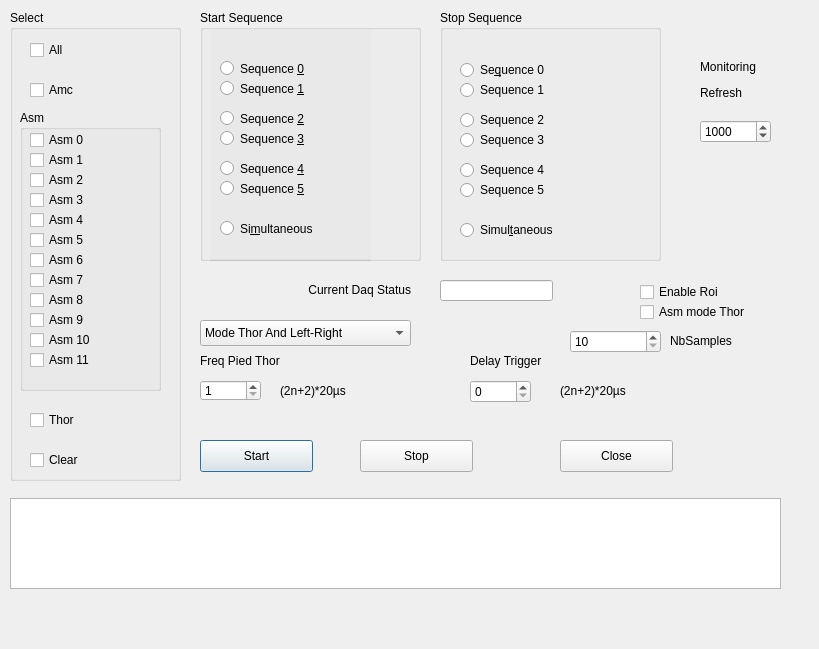
First picture: the form in qt/dial_alldaq.ui, repository DPGA/Dcs, before the edit.
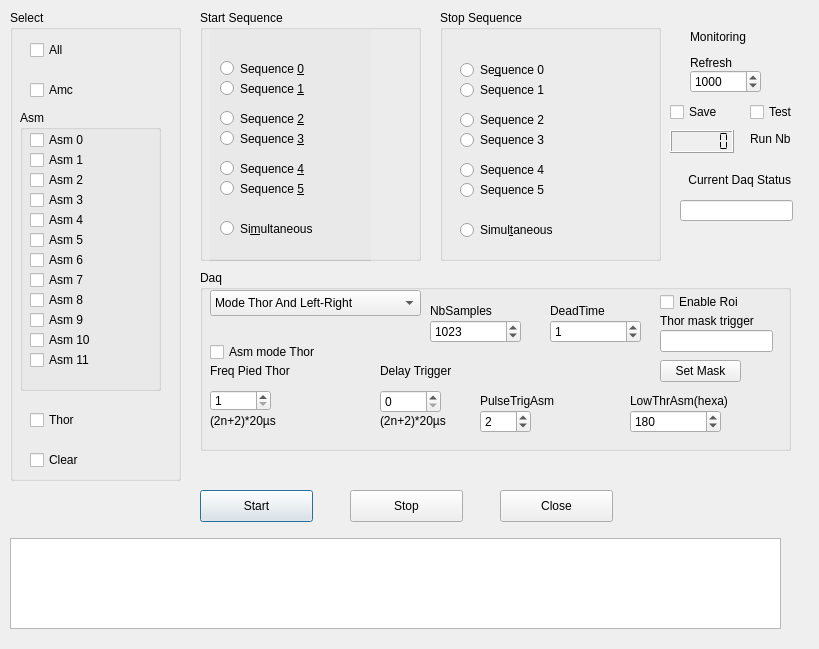
Second picture: the form after the edit.

Patch:
```diff
--- a/qt/dial_alldaq.ui
+++ b/qt/dial_alldaq.ui
@@ -56,7 +56,7 @@
    <property name="geometry">
     <rect>
      <x>200</x>
-     <y>440</y>
+     <y>490</y>
      <width>113</width>
      <height>32</height>
     </rect>
@@ -68,8 +68,8 @@
   <widget class="QPushButton" name="pushButton_Close">
    <property name="geometry">
     <rect>
-     <x>560</x>
-     <y>440</y>
+     <x>500</x>
+     <y>490</y>
      <width>113</width>
      <height>32</height>
     </rect>
@@ -82,7 +82,7 @@
    <property name="geometry">
     <rect>
      <x>10</x>
-     <y>498</y>
+     <y>538</y>
      <width>771</width>
      <height>91</height>
     </rect>
@@ -377,8 +377,8 @@
   <widget class="QPushButton" name="pushButton_Stop">
    <property name="geometry">
     <rect>
-     <x>360</x>
-     <y>440</y>
+     <x>350</x>
+     <y>490</y>
      <width>113</width>
      <height>32</height>
     </rect>
@@ -540,8 +540,8 @@
   <widget class="QLineEdit" name="lineEdit_stat">
    <property name="geometry">
     <rect>
-     <x>440</x>
-     <y>280</y>
+     <x>680</x>
+     <y>200</y>
      <width>113</width>
      <height>21</height>
     </rect>
@@ -550,9 +550,9 @@
   <widget class="QLabel" name="label">
    <property name="geometry">
     <rect>
-     <x>200</x>
-     <y>280</y>
-     <width>211</width>
+     <x>670</x>
+     <y>170</y>
+     <width>121</width>
      <height>20</height>
     </rect>
    </property>
@@ -563,37 +563,113 @@
     <set>Qt::AlignRight|Qt::AlignTrailing|Qt::AlignVCenter</set>
    </property>
   </widget>
-  <widget class="QSpinBox" name="delayTrigthor">
+  <widget class="QSpinBox" name="MonitoringValue">
    <property name="geometry">
     <rect>
-     <x>470</x>
-     <y>380</y>
-     <width>61</width>
+     <x>690</x>
+     <y>70</y>
+     <width>71</width>
      <height>23</height>
     </rect>
    </property>
+   <property name="maximum">
+    <number>1000000</number>
+   </property>
+   <property name="value">
+    <number>1000</number>
+   </property>
   </widget>
-  <widget class="QLabel" name="Label_delay_trig">
-   <property name="enabled">
-    <bool>true</bool>
+  <widget class="QLabel" name="label_3">
+   <property name="geometry">
+    <rect>
+     <x>690</x>
+     <y>20</y>
+     <width>91</width>
+     <height>61</height>
+    </rect>
    </property>
+   <property name="text">
+    <string>&lt;html&gt;&lt;head/&gt;&lt;body&gt;&lt;p&gt;Monitoring&lt;/p&gt;&lt;p&gt;Refresh&lt;/p&gt;&lt;/body&gt;&lt;/html&gt;</string>
+   </property>
+  </widget>
+  <widget class="QLCDNumber" name="RunNb">
    <property name="geometry">
     <rect>
-     <x>470</x>
-     <y>350</y>
-     <width>101</width>
-     <height>21</height>
+     <x>670</x>
+     <y>130</y>
+     <width>64</width>
+     <height>23</height>
     </rect>
    </property>
+   <property name="lineWidth">
+    <number>1</number>
+   </property>
+   <property name="midLineWidth">
+    <number>0</number>
+   </property>
+   <property name="digitCount">
+    <number>6</number>
+   </property>
+   <property name="segmentStyle">
+    <enum>QLCDNumber::Flat</enum>
+   </property>
+  </widget>
+  <widget class="QCheckBox" name="SaveTest">
+   <property name="geometry">
+    <rect>
+     <x>750</x>
+     <y>100</y>
+     <width>61</width>
+     <height>24</height>
+    </rect>
+   </property>
    <property name="text">
-    <string>Delay Trigger</string>
+    <string>Test</string>
    </property>
   </widget>
+  <widget class="QCheckBox" name="SaveFile">
+   <property name="geometry">
+    <rect>
+     <x>670</x>
+     <y>100</y>
+     <width>61</width>
+     <height>24</height>
+    </rect>
+   </property>
+   <property name="text">
+    <string>Save</string>
+   </property>
+  </widget>
+  <widget class="QLabel" name="labelRunNb">
+   <property name="geometry">
+    <rect>
+     <x>750</x>
+     <y>130</y>
+     <width>72</width>
+     <height>18</height>
+    </rect>
+   </property>
+   <property name="text">
+    <string>Run Nb</string>
+   </property>
+  </widget>
+  <widget class="QGroupBox" name="groupBox_6">
+   <property name="geometry">
+    <rect>
+     <x>200</x>
+     <y>270</y>
+     <width>591</width>
+     <height>181</height>
+    </rect>
+   </property>
+   <property name="title">
+    <string>Daq</string>
+   </property>
   <widget class="QComboBox" name="ModeDaqThor">
    <property name="geometry">
     <rect>
-     <x>200</x>
-     <y>320</y>
+      <x>10</x>
+      <y>20</y>
      <width>211</width>
      <height>26</height>
     </rect>
@@ -624,14 +700,97 @@
     </property>
    </item>
   </widget>
+   <widget class="QSpinBox" name="DeadTime">
+    <property name="geometry">
+     <rect>
+      <x>350</x>
+      <y>50</y>
+      <width>91</width>
+      <height>23</height>
+     </rect>
+    </property>
+    <property name="minimum">
+     <number>0</number>
+    </property>
+    <property name="maximum">
+     <number>4095</number>
+    </property>
+    <property name="value">
+     <number>1</number>
+    </property>
+   </widget>
+   <widget class="QLabel" name="Label_delay_trig_4">
+    <property name="enabled">
+     <bool>true</bool>
+    </property>
+    <property name="geometry">
+     <rect>
+      <x>350</x>
+      <y>30</y>
+      <width>61</width>
+      <height>21</height>
+     </rect>
+    </property>
+    <property name="text">
+     <string>DeadTime</string>
+    </property>
+   </widget>
+   <widget class="QSpinBox" name="NbSamples">
+    <property name="geometry">
+     <rect>
+      <x>230</x>
+      <y>50</y>
+      <width>91</width>
+      <height>23</height>
+     </rect>
+    </property>
+    <property name="minimum">
+     <number>10</number>
+    </property>
+    <property name="maximum">
+     <number>1024</number>
+    </property>
+    <property name="value">
+     <number>1023</number>
+    </property>
+   </widget>
+   <widget class="QLabel" name="Label_delay_trig_2">
+    <property name="enabled">
+     <bool>true</bool>
+    </property>
+    <property name="geometry">
+     <rect>
+      <x>230</x>
+      <y>30</y>
+      <width>101</width>
+      <height>21</height>
+     </rect>
+    </property>
+    <property name="text">
+     <string>NbSamples</string>
+    </property>
+   </widget>
+   <widget class="QCheckBox" name="AsmModeThor">
+    <property name="geometry">
+     <rect>
+      <x>10</x>
+      <y>70</y>
+      <width>121</width>
+      <height>24</height>
+     </rect>
+    </property>
+    <property name="text">
+     <string>Asm mode Thor</string>
+    </property>
+   </widget>
   <widget class="QLabel" name="Label_freqPiedthor">
    <property name="enabled">
     <bool>true</bool>
    </property>
    <property name="geometry">
     <rect>
-     <x>200</x>
-     <y>350</y>
+      <x>10</x>
+      <y>90</y>
      <width>111</width>
      <height>21</height>
     </rect>
@@ -640,30 +799,14 @@
     <string>Freq Pied Thor</string>
    </property>
   </widget>
-  <widget class="QLabel" name="Label_freqPiedthorCalcul">
-   <property name="enabled">
-    <bool>true</bool>
-   </property>
-   <property name="geometry">
-    <rect>
-     <x>280</x>
-     <y>380</y>
-     <width>111</width>
-     <height>21</height>
-    </rect>
-   </property>
-   <property name="text">
-    <string>(2n+2)*20µs</string>
-   </property>
-  </widget>
   <widget class="QSpinBox" name="FreqPiedThor">
    <property name="enabled">
     <bool>true</bool>
    </property>
    <property name="geometry">
     <rect>
-     <x>200</x>
-     <y>380</y>
+      <x>10</x>
+      <y>120</y>
      <width>61</width>
      <height>21</height>
     </rect>
@@ -675,14 +818,56 @@
     <number>65535</number>
    </property>
   </widget>
+   <widget class="QLabel" name="Label_freqPiedthorCalcul">
+    <property name="enabled">
+     <bool>true</bool>
+    </property>
+    <property name="geometry">
+     <rect>
+      <x>10</x>
+      <y>140</y>
+      <width>111</width>
+      <height>21</height>
+     </rect>
+    </property>
+    <property name="text">
+     <string>(2n+2)*20µs</string>
+    </property>
+   </widget>
+   <widget class="QLabel" name="Label_delay_trig">
+    <property name="enabled">
+     <bool>true</bool>
+    </property>
+    <property name="geometry">
+     <rect>
+      <x>180</x>
+      <y>90</y>
+      <width>101</width>
+      <height>21</height>
+     </rect>
+    </property>
+    <property name="text">
+     <string>Delay Trigger</string>
+    </property>
+   </widget>
+   <widget class="QSpinBox" name="delayTrigthor">
+    <property name="geometry">
+     <rect>
+      <x>180</x>
+      <y>120</y>
+      <width>61</width>
+      <height>23</height>
+     </rect>
+    </property>
+   </widget>
   <widget class="QLabel" name="Label_DelayCalcul">
    <property name="enabled">
     <bool>true</bool>
    </property>
    <property name="geometry">
     <rect>
-     <x>560</x>
-     <y>380</y>
+      <x>180</x>
+      <y>140</y>
      <width>111</width>
      <height>21</height>
     </rect>
@@ -691,25 +876,25 @@
     <string>(2n+2)*20µs</string>
    </property>
   </widget>
-  <widget class="QCheckBox" name="AsmModeThor">
+   <widget class="QLabel" name="CalDeadTime">
    <property name="geometry">
     <rect>
-     <x>640</x>
-     <y>300</y>
-     <width>161</width>
-     <height>24</height>
+      <x>340</x>
+      <y>90</y>
+      <width>111</width>
+      <height>20</height>
     </rect>
    </property>
    <property name="text">
-    <string>Asm mode Thor</string>
+     <string/>
    </property>
   </widget>
   <widget class="QCheckBox" name="EnableRoi">
    <property name="geometry">
     <rect>
-     <x>640</x>
-     <y>280</y>
-     <width>161</width>
+      <x>460</x>
+      <y>20</y>
+      <width>121</width>
      <height>24</height>
     </rect>
    </property>
@@ -717,66 +902,118 @@
     <string>Enable Roi</string>
    </property>
   </widget>
-  <widget class="QSpinBox" name="NbSamples">
+   <widget class="QLabel" name="Label_delay_trig_3">
+    <property name="enabled">
+     <bool>true</bool>
+    </property>
    <property name="geometry">
     <rect>
-     <x>570</x>
-     <y>330</y>
-     <width>91</width>
+      <x>460</x>
+      <y>40</y>
+      <width>121</width>
+      <height>21</height>
+     </rect>
+    </property>
+    <property name="text">
+     <string>Thor mask trigger</string>
+    </property>
+   </widget>
+   <widget class="QLineEdit" name="ThorMaskTrig">
+    <property name="geometry">
+     <rect>
+      <x>460</x>
+      <y>60</y>
+      <width>113</width>
+      <height>22</height>
+     </rect>
+    </property>
+   </widget>
+   <widget class="QPushButton" name="pushButton">
+    <property name="geometry">
+     <rect>
+      <x>460</x>
+      <y>90</y>
+      <width>81</width>
+      <height>22</height>
+     </rect>
+    </property>
+    <property name="text">
+     <string>Set Mask</string>
+    </property>
+   </widget>
+   <widget class="QSpinBox" name="PulseTrigAsm">
+    <property name="geometry">
+     <rect>
+      <x>280</x>
+      <y>140</y>
+      <width>51</width>
      <height>23</height>
     </rect>
    </property>
    <property name="minimum">
-    <number>10</number>
+     <number>0</number>
    </property>
    <property name="maximum">
-    <number>1024</number>
-   </property>
-  </widget>
-  <widget class="QLabel" name="Label_delay_trig_2">
+     <number>15</number>
+    </property>
+    <property name="value">
+     <number>2</number>
+    </property>
+   </widget>
+   <widget class="QLabel" name="Label_delay_trig_5">
    <property name="enabled">
     <bool>true</bool>
    </property>
    <property name="geometry">
     <rect>
-     <x>670</x>
-     <y>330</y>
-     <width>101</width>
+      <x>280</x>
+      <y>120</y>
+      <width>91</width>
      <height>21</height>
     </rect>
    </property>
    <property name="text">
-    <string>NbSamples</string>
-   </property>
-  </widget>
-  <widget class="QSpinBox" name="MonitoringValue">
+     <string>PulseTrigAsm</string>
+    </property>
+   </widget>
+   <widget class="QSpinBox" name="LowThrAsm">
    <property name="geometry">
     <rect>
-     <x>700</x>
-     <y>120</y>
-     <width>71</width>
+      <x>430</x>
+      <y>140</y>
+      <width>91</width>
      <height>23</height>
     </rect>
    </property>
+    <property name="minimum">
+     <number>0</number>
+    </property>
    <property name="maximum">
-    <number>1000000</number>
+     <number>4095</number>
    </property>
    <property name="value">
-    <number>1000</number>
-   </property>
-  </widget>
-  <widget class="QLabel" name="label_3">
+     <number>384</number>
+    </property>
+    <property name="displayIntegerBase">
+     <number>16</number>
+    </property>
+   </widget>
+   <widget class="QLabel" name="Label_delay_trig_6">
+    <property name="enabled">
+     <bool>true</bool>
+    </property>
    <property name="geometry">
     <rect>
-     <x>700</x>
-     <y>50</y>
-     <width>91</width>
-     <height>61</height>
+      <x>430</x>
+      <y>120</y>
+      <width>121</width>
+      <height>21</height>
     </rect>
    </property>
    <property name="text">
-    <string>&lt;html&gt;&lt;head/&gt;&lt;body&gt;&lt;p&gt;Monitoring&lt;/p&gt;&lt;p&gt;Refresh&lt;/p&gt;&lt;/body&gt;&lt;/html&gt;</string>
-   </property>
+     <string>LowThrAsm(hexa)</string>
+    </property>
+   </widget>
   </widget>
   <zorder>groupBox_4</zorder>
   <zorder>groupBox_5</zorder>
@@ -812,19 +1049,13 @@
   <zorder>widget</zorder>
   <zorder>lineEdit_stat</zorder>
   <zorder>label</zorder>
-  <zorder>delayTrigthor</zorder>
-  <zorder>Label_delay_trig</zorder>
-  <zorder>ModeDaqThor</zorder>
-  <zorder>Label_freqPiedthor</zorder>
-  <zorder>Label_freqPiedthorCalcul</zorder>
-  <zorder>FreqPiedThor</zorder>
-  <zorder>Label_DelayCalcul</zorder>
-  <zorder>AsmModeThor</zorder>
-  <zorder>EnableRoi</zorder>
-  <zorder>NbSamples</zorder>
-  <zorder>Label_delay_trig_2</zorder>
   <zorder>MonitoringValue</zorder>
   <zorder>label_3</zorder>
+  <zorder>RunNb</zorder>
+  <zorder>SaveTest</zorder>
+  <zorder>SaveFile</zorder>
+  <zorder>labelRunNb</zorder>
+  <zorder>groupBox_6</zorder>
  </widget>
  <resources/>
  <connections/>
```
Lines whose indentation alone changed are shown as unchanged.
